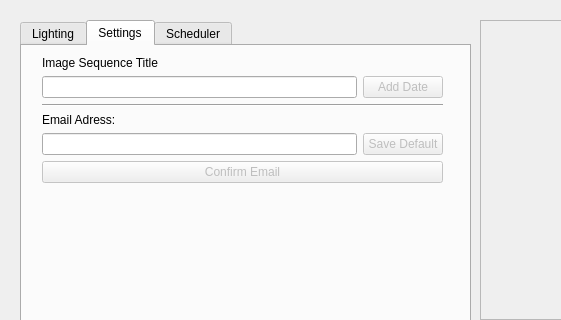
CoSE-Jerry/Flashlapse_NEO, file _ui/FlashLapse_CP.ui: the form before one commit; both pictures show x 0 to 561 and y 0 to 320 of the 800 by 570 pixel window.
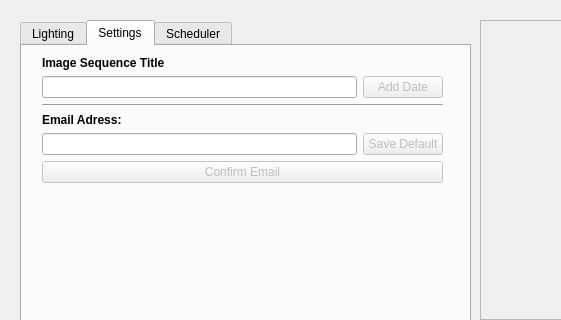
The form after the commit. The open tabs and pages were chosen to show the change. Icons and pictures are not drawn.

The edit to the form file:
```diff
--- a/_ui/FlashLapse_CP.ui
+++ b/_ui/FlashLapse_CP.ui
@@ -775,7 +775,7 @@
          <item>
           <widget class="QLabel" name="Image_Title">
            <property name="text">
-            <string>Image Sequence Title</string>
+            <string>&lt;html&gt;&lt;head/&gt;&lt;body&gt;&lt;p&gt;&lt;span style=&quot; font-weight:600;&quot;&gt;Image Sequence Title&lt;/span&gt;&lt;/p&gt;&lt;/body&gt;&lt;/html&gt;</string>
            </property>
           </widget>
          </item>
@@ -814,7 +814,7 @@
          <item>
           <widget class="QLabel" name="Dropbox_Email_Prompt">
            <property name="text">
-            <string>Email Adress: </string>
+            <string>&lt;html&gt;&lt;head/&gt;&lt;body&gt;&lt;p&gt;&lt;span style=&quot; font-weight:600;&quot;&gt;Email Adress: &lt;/span&gt;&lt;/p&gt;&lt;/body&gt;&lt;/html&gt;</string>
            </property>
           </widget>
          </item>
```
Left out of the diff: 4 changed lines with no effect on the pictures.
